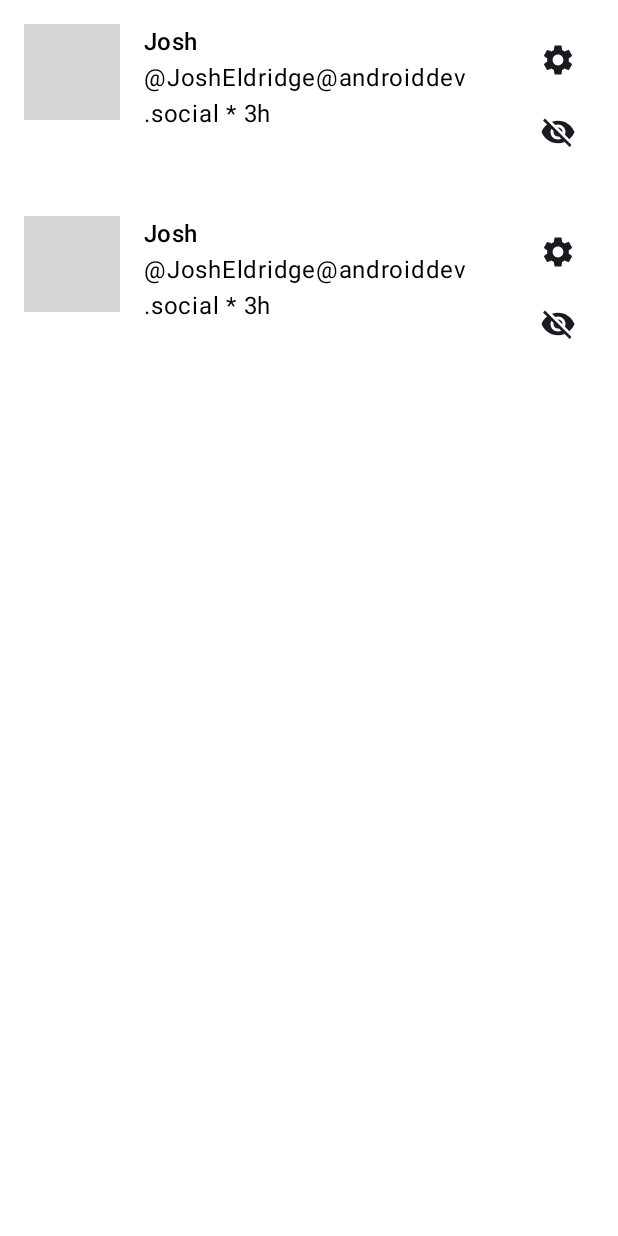
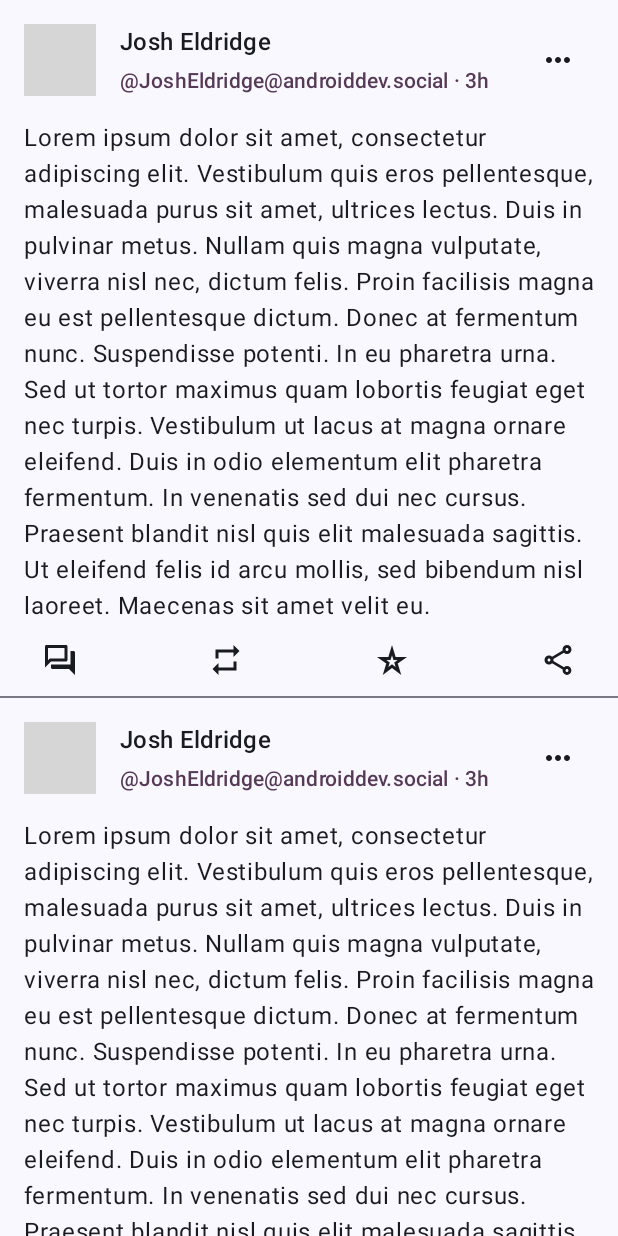
Before and after one commit to joshing-dev/Smilodon, an Android app built with Jetpack Compose: the @Preview function HomeFeedPreview, on a phone screen of 412 x 824 dp. Run offline under Robolectric (Android 15) with nearby library versions, the phone set to English and light mode, and no system bars; pictures from the network do not load; grey boxes are pictures that could not be loaded.

Commit message:
More improvements to the post composable

```diff
--- a/presentation/src/main/java/com/example/presentation/ui/components/HomeFeed.kt
+++ b/presentation/src/main/java/com/example/presentation/ui/components/HomeFeed.kt
@@ -1,8 +1,13 @@
 package com.example.presentation.ui.components
 
+import android.content.res.Configuration
+import androidx.compose.foundation.layout.padding
 import androidx.compose.foundation.lazy.LazyColumn
 import androidx.compose.foundation.lazy.items
 import androidx.compose.foundation.lazy.rememberLazyListState
+import androidx.compose.material3.Divider
+import androidx.compose.material3.MaterialTheme
+import androidx.compose.material3.Surface
 import androidx.compose.material3.Text
 import androidx.compose.runtime.Composable
 import androidx.compose.runtime.mutableStateOf
@@ -10,22 +15,33 @@ import androidx.compose.runtime.remember
 import androidx.compose.ui.Modifier
 import androidx.compose.runtime.getValue
 import androidx.compose.ui.tooling.preview.Preview
+import androidx.compose.ui.unit.dp
 import com.example.presentation.ui.theme.MastadonTheme
 
 @Composable
 fun HomeFeed(modifier: Modifier = Modifier) {
-    val posts by remember { mutableStateOf(listOf("Post 1", "Post 2")) }
-    LazyColumn(state = rememberLazyListState()) {
-        items(posts) { content ->
-            Post()
-        }
+  val posts by remember { mutableStateOf(listOf("Post 1", "Post 2")) }
+  LazyColumn(
+    state = rememberLazyListState(),
+    modifier = modifier
+  ) {
+    items(posts) { content ->
+      Post(modifier = Modifier.padding(16.dp, 16.dp, 16.dp, 0.dp))
+      Divider(
+        thickness = 1.dp,
+        color = MaterialTheme.colorScheme.outlineVariant
+      )
     }
+  }
 }
 
 @Preview
+@Preview(uiMode = Configuration.UI_MODE_NIGHT_YES)
 @Composable
 fun HomeFeedPreview() {
-    MastadonTheme {
-        HomeFeed()
+  MastadonTheme {
+    Surface {
+      HomeFeed()
     }
+  }
 }
--- a/presentation/src/main/java/com/example/presentation/ui/components/Post.kt
+++ b/presentation/src/main/java/com/example/presentation/ui/components/Post.kt
@@ -3,18 +3,13 @@ package com.example.presentation.ui.components
 import android.content.res.Configuration
 import androidx.annotation.DrawableRes
 import androidx.compose.foundation.Image
-import androidx.compose.foundation.layout.Column
-import androidx.compose.foundation.layout.Row
-import androidx.compose.foundation.layout.Spacer
-import androidx.compose.foundation.layout.fillMaxSize
-import androidx.compose.foundation.layout.padding
-import androidx.compose.foundation.layout.size
-import androidx.compose.foundation.layout.width
+import androidx.compose.foundation.layout.*
 import androidx.compose.material.icons.Icons
-import androidx.compose.material.icons.filled.Settings
-import androidx.compose.material.icons.filled.VisibilityOff
+import androidx.compose.material.icons.filled.*
+import androidx.compose.material.icons.outlined.*
 import androidx.compose.material3.*
 import androidx.compose.runtime.Composable
+import androidx.compose.ui.Alignment
 import androidx.compose.ui.Modifier
 import androidx.compose.ui.draw.clip
 import androidx.compose.ui.graphics.ColorFilter
@@ -28,42 +23,100 @@ import com.example.presentation.ui.theme.MastadonTheme
 
 @Composable
 fun Post(modifier: Modifier = Modifier) {
-  Column(modifier = modifier.padding(16.dp)) {
-    Row {
+  Column(modifier = modifier) {
+    Row(
+      verticalAlignment = Alignment.CenterVertically,
+      horizontalArrangement = Arrangement.SpaceBetween
+    ) {
       AsyncImage(
         model = "https://cdn.masto.host/androiddevsocial/accounts/avatars/109/499/015/925/975/175/original/970ffadbe51dc125.jpg",
-        //error = debugPlaceholder(R.drawable.placeholder),
         placeholder = debugPlaceholder(R.drawable.placeholder),
         contentDescription = null,
         modifier = Modifier
-          .size(64.dp)
+          .size(48.dp)
           .clip(MaterialTheme.shapes.small)
       )
       Spacer(modifier = Modifier.width(16.dp))
       Column(modifier = Modifier.weight(1f)) {
         Text(
-          text = "Josh",
+          text = "Josh Eldridge",
           style = MaterialTheme.typography.titleMedium
         )
+        Spacer(modifier = Modifier.height(4.dp))
         Text(
-          text = "@JoshEldridge@androiddev.social * 3h"
+          text = "@JoshEldridge@androiddev.social · 3h",
+          color = MaterialTheme.colorScheme.tertiary,
+          style = MaterialTheme.typography.titleSmall,
+          maxLines = 1,
         )
       }
       Column {
         IconButton(onClick = { /*TODO*/ }) {
           Image(
-            imageVector = Icons.Default.Settings,
+            imageVector = Icons.Default.MoreHoriz,
             contentDescription = "Post options.",
             colorFilter = ColorFilter.tint(MaterialTheme.colorScheme.onSurface)
           )
         }
-        IconButton(onClick = { /*TODO*/ }) {
-          Image(
-            imageVector = Icons.Default.VisibilityOff,
-            contentDescription = "Tap to reveal image.",
-            colorFilter = ColorFilter.tint(MaterialTheme.colorScheme.onSurface)
-          )
-        }
+      }
+    }
+
+    Spacer(modifier = Modifier.height(16.dp))
+
+    Box {
+      Text("Lorem ipsum dolor sit amet, consectetur adipiscing elit. Vestibulum quis eros pellentesque, malesuada purus sit amet, ultrices lectus. Duis in pulvinar metus. Nullam quis magna vulputate, viverra nisl nec, dictum felis. Proin facilisis magna eu est pellentesque dictum. Donec at fermentum nunc. Suspendisse potenti. In eu pharetra urna. Sed ut tortor maximus quam lobortis feugiat eget nec turpis. Vestibulum ut lacus at magna ornare eleifend. Duis in odio elementum elit pharetra fermentum. In venenatis sed dui nec cursus. Praesent blandit nisl quis elit malesuada sagittis. Ut eleifend felis id arcu mollis, sed bibendum nisl laoreet. Maecenas sit amet velit eu. ")
+// TODO: Figure out where we want spoiler content action
+//      IconButton(
+//        onClick = { /*TODO*/ },
+//        modifier = Modifier.align(Alignment.TopEnd)
+//      ) {
+//        Image(
+//          imageVector = Icons.Default.VisibilityOff,
+//          contentDescription = "Tap to reveal image.",
+//          colorFilter = ColorFilter.tint(MaterialTheme.colorScheme.onSurface)
+//        )
+//      }
+    }
+
+    Row(
+      horizontalArrangement = Arrangement.SpaceBetween,
+      modifier = Modifier.fillMaxWidth()
+    ) {
+      IconButton(
+        onClick = { /*TODO*/ },
+      ) {
+        Image(
+          imageVector = Icons.Outlined.Forum,
+          contentDescription = "Reply to post.",
+          colorFilter = ColorFilter.tint(MaterialTheme.colorScheme.onSurface)
+        )
+      }
+      IconButton(
+        onClick = { /*TODO*/ },
+      ) {
+        Image(
+          imageVector = Icons.Outlined.Repeat,
+          contentDescription = "Reblog this post.",
+          colorFilter = ColorFilter.tint(MaterialTheme.colorScheme.onSurface)
+        )
+      }
+      IconButton(
+        onClick = { /*TODO*/ },
+      ) {
+        Image(
+          imageVector = Icons.Outlined.StarRate,
+          contentDescription = "Favorite this post.",
+          colorFilter = ColorFilter.tint(MaterialTheme.colorScheme.onSurface)
+        )
+      }
+      IconButton(
+        onClick = { /*TODO*/ },
+      ) {
+        Image(
+          imageVector = Icons.Outlined.Share,
+          contentDescription = "Share this post.",
+          colorFilter = ColorFilter.tint(MaterialTheme.colorScheme.onSurface)
+        )
       }
     }
   }
```
